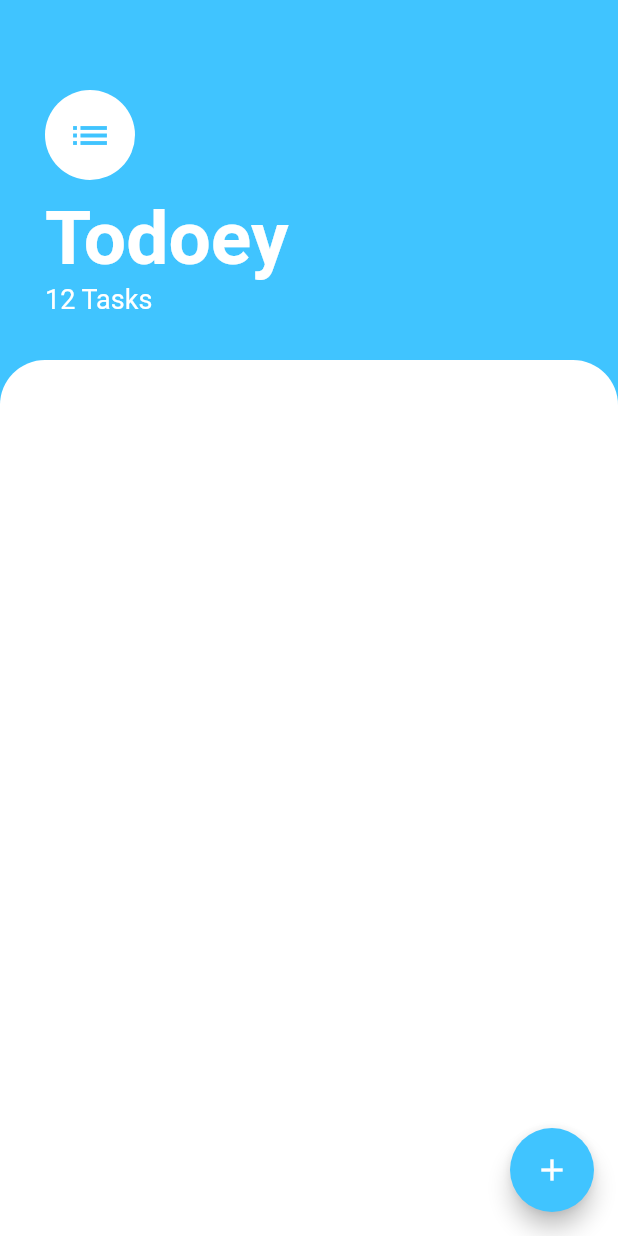
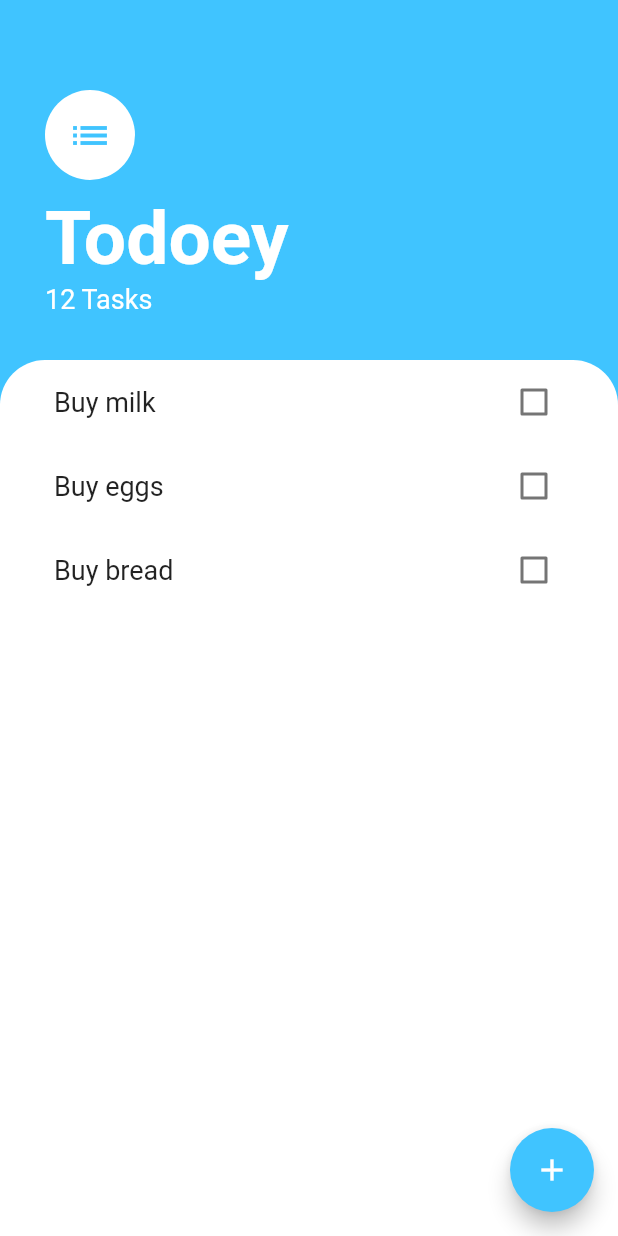
Before and after one commit to gkshida/todoey-flutter-app-brewery, a Flutter app: the screen it shows after launch, on a phone screen of 412 x 824 dp. Run offline on Flutter 3.47's test engine with Material 2 defaults, Android fonts, the phone set to English and light mode, and no system bars.

Commit message:
Added a ListView to the app

```diff
--- a/lib/screens/tasks_screen.dart
+++ b/lib/screens/tasks_screen.dart
@@ -1,4 +1,6 @@
 import 'package:flutter/material.dart';
+
+import '../widgets/tasks_list.dart';
 
 class TasksScreen extends StatelessWidget {
   @override
@@ -53,6 +55,7 @@ class TasksScreen extends StatelessWidget {
           ),
           Expanded(
             child: Container(
+              padding: const EdgeInsets.symmetric(horizontal: 20.0),
               decoration: BoxDecoration(
                 color: Colors.white,
                 borderRadius: BorderRadius.only(
@@ -60,6 +63,7 @@ class TasksScreen extends StatelessWidget {
                   topRight: Radius.circular(30.0),
                 ),
               ),
+              child: TasksList(),
             ),
           ),
         ],
--- /dev/null
+++ b/lib/widgets/task_tile.dart
@@ -0,0 +1,21 @@
+import 'package:flutter/material.dart';
+
+class TaskTile extends StatelessWidget {
+  final String title;
+
+  TaskTile({this.title});
+
+  @override
+  Widget build(BuildContext context) {
+    return CheckboxListTile(
+      title: Text(
+        title,
+        style: TextStyle(
+          fontSize: 18.0,
+        ),
+      ),
+      value: false,
+      onChanged: (value) {},
+    );
+  }
+}
--- /dev/null
+++ b/lib/widgets/tasks_list.dart
@@ -0,0 +1,22 @@
+import 'package:flutter/material.dart';
+
+import 'task_tile.dart';
+
+class TasksList extends StatelessWidget {
+  @override
+  Widget build(BuildContext context) {
+    return ListView(
+      children: <Widget>[
+        TaskTile(
+          title: 'Buy milk',
+        ),
+        TaskTile(
+          title: 'Buy eggs',
+        ),
+        TaskTile(
+          title: 'Buy bread',
+        ),
+      ],
+    );
+  }
+}
```
